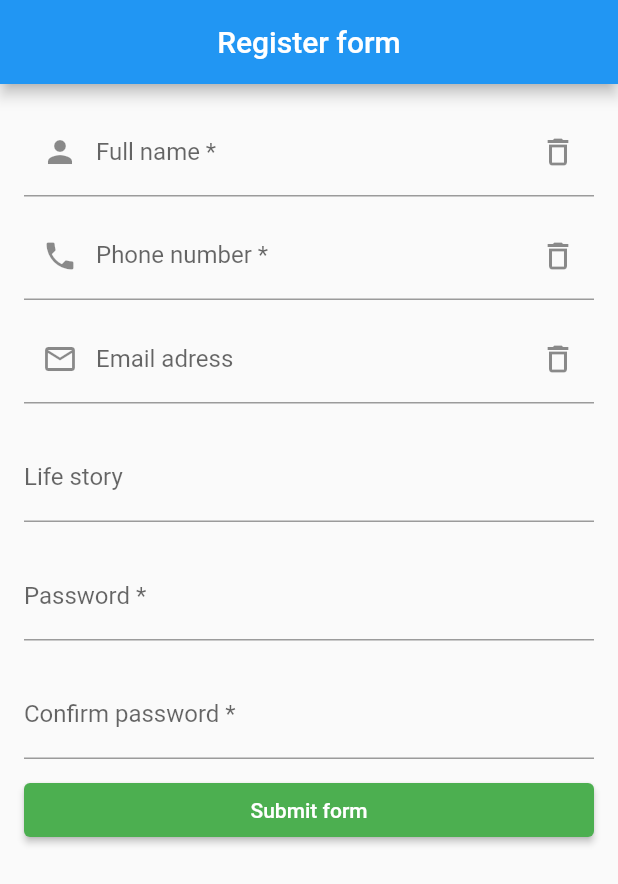
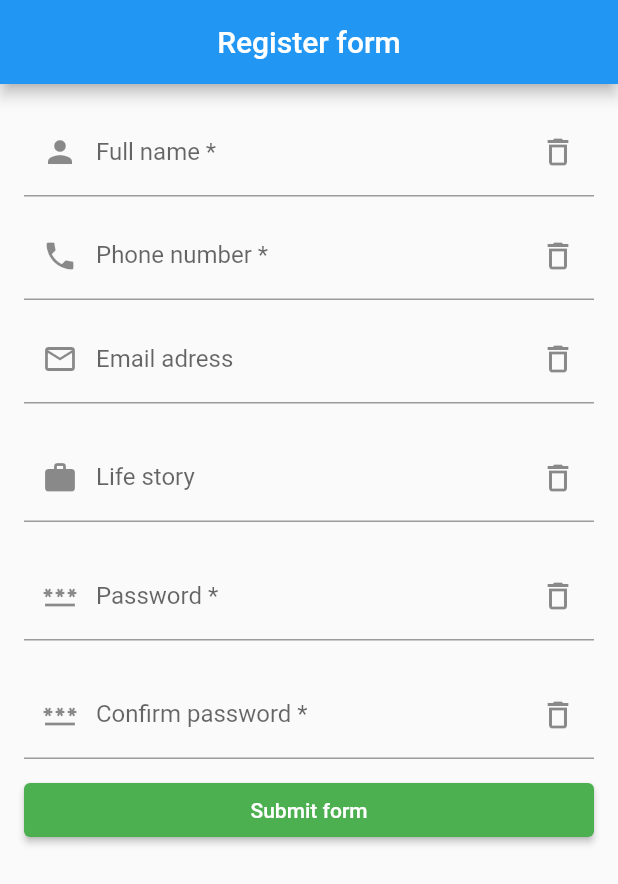
Before and after one commit to GarifullinII/flutter_form, a Flutter app: the screen it shows after launch, on a phone screen of 412 x 824 dp. Shown: the top 884 px of the screen. Run offline on Flutter 3.47's test engine with Material 2 defaults, Android fonts, the phone set to English and light mode, and no system bars.

Commit message:
added labelText, hintText, prefixIcon, suffixIcon for TextForm and TextFormField

```diff
--- a/lib/pages/register_form_page.dart
+++ b/lib/pages/register_form_page.dart
@@ -65,20 +65,43 @@ class _RegisterFormPageState extends State<RegisterFormPage> {
           ),
           TextFormField(
             decoration: InputDecoration(
-              labelText: 'Life story',
+                labelText: 'Life story',
+                hintText: 'Add your story',
+                prefixIcon: Icon(
+                  Icons.work,
+                ),
+                suffixIcon: Icon(
+                  Icons.delete_outline,
+                )),
+          ),
+          SizedBox(
+            height: 20.0,
+          ),
+          TextFormField(
+            decoration: InputDecoration(
+              labelText: 'Password *',
+              prefixIcon: Icon(
+                Icons.password,
+              ),
+              suffixIcon: Icon(
+                Icons.delete_outline,
+              ),
             ),
           ),
           SizedBox(
             height: 20.0,
           ),
           TextFormField(
-            decoration: InputDecoration(labelText: 'Password *'),
-          ),
-          SizedBox(
-            height: 20.0,
-          ),
-          TextFormField(
-            decoration: InputDecoration(labelText: 'Confirm password *'),
+            decoration: InputDecoration(
+              labelText: 'Confirm password *',
+              hintText: 'Repead your password',
+              prefixIcon: Icon(
+                Icons.password_sharp,
+              ),
+              suffixIcon: Icon(
+                Icons.delete_outline,
+              ),
+            ),
           ),
           SizedBox(
             height: 10.0,
```
